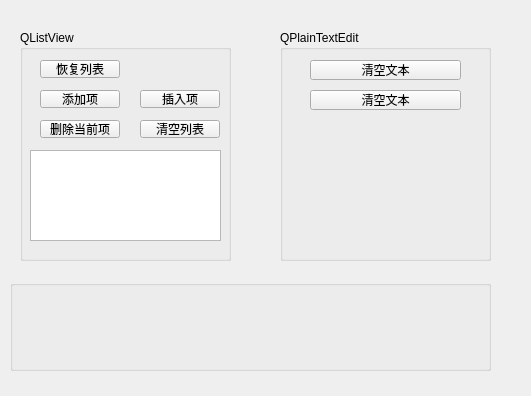
Qt form chap05/samp5_2/widget.ui (LIKESCX/qt_Study) before a commit.
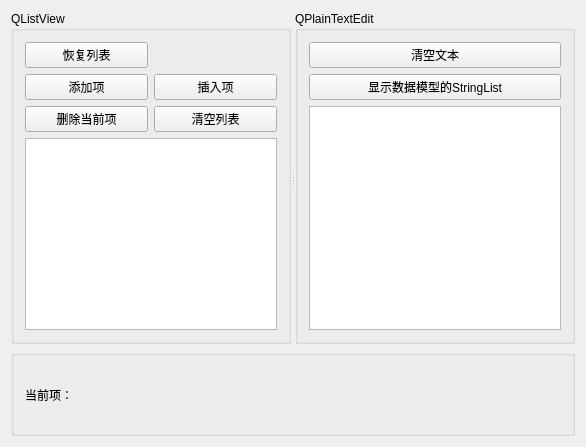
The same form after that commit.

Commit message: 代码提交

```diff
--- a/chap05/samp5_2/widget.ui
+++ b/chap05/samp5_2/widget.ui
@@ -6,153 +6,111 @@
    <rect>
     <x>0</x>
     <y>0</y>
-    <width>531</width>
-    <height>396</height>
+    <width>586</width>
+    <height>447</height>
    </rect>
   </property>
   <property name="windowTitle">
    <string>QListView的使用</string>
   </property>
+  <layout class="QGridLayout" name="gridLayout_2">
+   <item row="0" column="0">
+    <layout class="QVBoxLayout" name="verticalLayout_2">
+     <item>
+      <widget class="QSplitter" name="splitter">
+       <property name="orientation">
+        <enum>Qt::Horizontal</enum>
+       </property>
   <widget class="QGroupBox" name="QListViewGB">
-   <property name="geometry">
-    <rect>
-     <x>20</x>
-     <y>30</y>
-     <width>211</width>
-     <height>231</height>
-    </rect>
-   </property>
    <property name="title">
     <string>QListView</string>
    </property>
+        <layout class="QGridLayout" name="gridLayout">
+         <item row="0" column="0">
    <widget class="QPushButton" name="pushButton">
-    <property name="geometry">
-     <rect>
-      <x>20</x>
-      <y>30</y>
-      <width>80</width>
-      <height>18</height>
-     </rect>
-    </property>
     <property name="text">
      <string>恢复列表</string>
     </property>
    </widget>
+         </item>
+         <item row="1" column="0">
    <widget class="QPushButton" name="pushButton_2">
-    <property name="geometry">
-     <rect>
-      <x>20</x>
-      <y>60</y>
-      <width>80</width>
-      <height>18</height>
-     </rect>
-    </property>
     <property name="text">
      <string>添加项</string>
     </property>
    </widget>
+         </item>
+         <item row="1" column="1">
+          <widget class="QPushButton" name="pushButton_10">
+           <property name="text">
+            <string>插入项</string>
+           </property>
+          </widget>
+         </item>
+         <item row="2" column="0">
    <widget class="QPushButton" name="pushButton_5">
-    <property name="geometry">
-     <rect>
-      <x>20</x>
-      <y>90</y>
-      <width>80</width>
-      <height>18</height>
-     </rect>
-    </property>
     <property name="text">
      <string>删除当前项</string>
     </property>
    </widget>
+         </item>
+         <item row="2" column="1">
    <widget class="QPushButton" name="pushButton_9">
-    <property name="geometry">
-     <rect>
-      <x>120</x>
-      <y>90</y>
-      <width>80</width>
-      <height>18</height>
-     </rect>
-    </property>
     <property name="text">
      <string>清空列表</string>
     </property>
    </widget>
-   <widget class="QPushButton" name="pushButton_10">
-    <property name="geometry">
-     <rect>
-      <x>120</x>
-      <y>60</y>
-      <width>80</width>
-      <height>18</height>
-     </rect>
-    </property>
-    <property name="text">
-     <string>插入项</string>
-    </property>
-   </widget>
-   <widget class="QListView" name="listView">
-    <property name="geometry">
-     <rect>
-      <x>10</x>
-      <y>120</y>
-      <width>191</width>
-      <height>91</height>
-     </rect>
-    </property>
-   </widget>
+         </item>
+         <item row="3" column="0" colspan="2">
+          <widget class="QListView" name="listView"/>
+         </item>
+        </layout>
   </widget>
   <widget class="QGroupBox" name="QPlainTextEditGB">
-   <property name="geometry">
-    <rect>
-     <x>280</x>
-     <y>30</y>
-     <width>211</width>
-     <height>231</height>
-    </rect>
-   </property>
    <property name="title">
     <string>QPlainTextEdit</string>
    </property>
+        <layout class="QVBoxLayout" name="verticalLayout">
+         <item>
    <widget class="QPushButton" name="pushButton_11">
-    <property name="geometry">
-     <rect>
-      <x>30</x>
-      <y>30</y>
-      <width>151</width>
-      <height>20</height>
-     </rect>
-    </property>
     <property name="text">
      <string>清空文本</string>
     </property>
    </widget>
+         </item>
+         <item>
    <widget class="QPushButton" name="pushButton_12">
-    <property name="geometry">
-     <rect>
-      <x>30</x>
-      <y>60</y>
-      <width>151</width>
-      <height>20</height>
-     </rect>
-    </property>
     <property name="text">
-     <string>清空文本</string>
-    </property>
-   </widget>
-  </widget>
+            <string>显示数据模型的StringList</string>
+           </property>
+          </widget>
+         </item>
+         <item>
+          <widget class="QPlainTextEdit" name="plainTextEdit"/>
+         </item>
+        </layout>
+       </widget>
+      </widget>
+     </item>
+     <item>
   <widget class="QGroupBox" name="buttomGB">
-   <property name="geometry">
-    <rect>
-     <x>10</x>
-     <y>280</y>
-     <width>481</width>
-     <height>91</height>
-    </rect>
-   </property>
    <property name="title">
     <string/>
    </property>
-  </widget>
+       <layout class="QHBoxLayout" name="horizontalLayout">
+        <item>
+         <widget class="QLabel" name="label">
+          <property name="text">
+           <string>当前项：</string>
+          </property>
+         </widget>
+        </item>
+       </layout>
+      </widget>
+     </item>
+    </layout>
+   </item>
+  </layout>
  </widget>
  <layoutdefault spacing="6" margin="11"/>
  <resources/>
```
Lines whose indentation alone changed are shown as unchanged. The commit also changes 1 other file.
